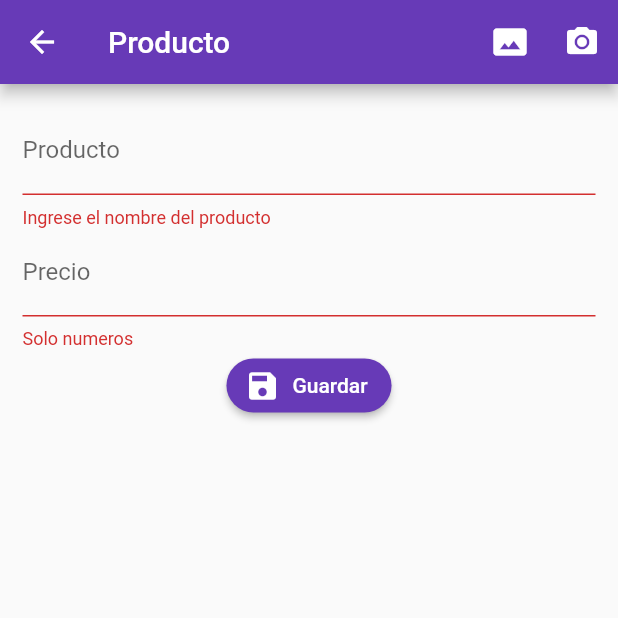
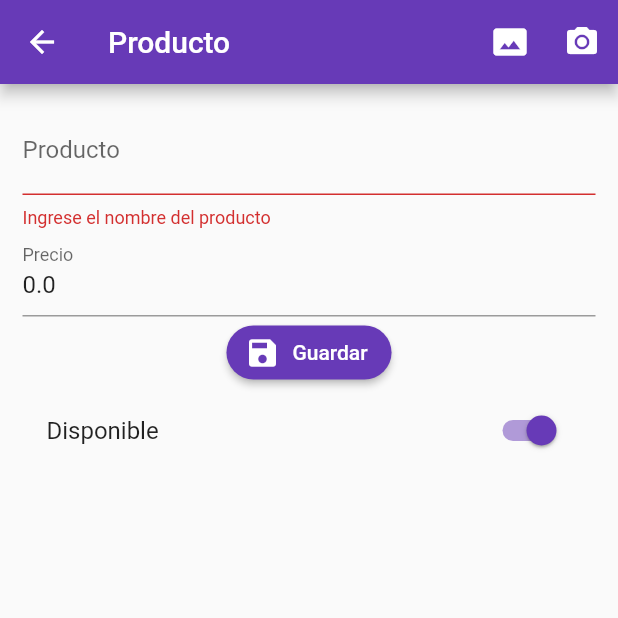
Before and after one commit to AguDecima/login-flutter, a Flutter app: the ProductoPage screen opened by its route, after a tap on "Guardar", on a phone screen of 412 x 824 dp, the top half of it. Run offline on Flutter 3.47's test engine with Material 2 defaults, Android fonts, the phone set to English and light mode, and no system bars; our stand-ins replace rxdart.

Commit message:
provider productos firebase

```diff
--- /dev/null
+++ b/lib/src/models/producto_model.dart
@@ -0,0 +1,42 @@
+// To parse this JSON data, do
+//
+//     final productoModel = productoModelFromJson(jsonString);
+
+import 'dart:convert';
+
+ProductoModel productoModelFromJson(String str) => ProductoModel.fromJson(json.decode(str));
+
+String productoModelToJson(ProductoModel data) => json.encode(data.toJson());
+
+class ProductoModel {
+
+    String id;
+    String titulo;
+    double valor;
+    bool disponible;
+    String fotoUrl;
+
+    ProductoModel({
+        this.id,
+        this.titulo = '',
+        this.valor  = 0.0,
+        this.disponible = true,
+        this.fotoUrl,
+    });
+
+    factory ProductoModel.fromJson(Map<String, dynamic> json) => new ProductoModel(
+        id         : json["id"],
+        titulo     : json["titulo"],
+        valor      : json["valor"],
+        disponible : json["disponible"],
+        fotoUrl    : json["fotoUrl"],
+    );
+
+    Map<String, dynamic> toJson() => {
+        "id"         : id,
+        "titulo"     : titulo,
+        "valor"      : valor,
+        "disponible" : disponible,
+        "fotoUrl"    : fotoUrl,
+    };
+}
--- a/lib/src/pages/producto_page.dart
+++ b/lib/src/pages/producto_page.dart
@@ -1,4 +1,6 @@
 import 'package:flutter/material.dart';
+import 'package:formvalidation/src/models/producto_model.dart';
+import 'package:formvalidation/src/providers/productos_provider.dart';
 import 'package:formvalidation/src/utils/util.dart' as util;
 
 class ProductoPage extends StatefulWidget {
@@ -8,6 +10,7 @@ class ProductoPage extends StatefulWidget {
 
 class _ProductoPageState extends State<ProductoPage> {
   final formKey = GlobalKey<FormState>();
+  ProductoModel producto = ProductoModel();
 
   @override
   Widget build(BuildContext context) {
@@ -31,7 +34,12 @@ class _ProductoPageState extends State<ProductoPage> {
           child: Form(
             key: formKey,
             child: Column(
-              children: <Widget>[_crearNombre(), _crearPrecio(), _crearBoton()],
+              children: <Widget>[
+                _crearNombre(),
+                _crearPrecio(),
+                _crearBoton(),
+                _crearDisponible()
+              ],
             ),
           ),
         ),
@@ -41,8 +49,10 @@ class _ProductoPageState extends State<ProductoPage> {
 
   Widget _crearNombre() {
     return TextFormField(
+      initialValue: producto.titulo,
       textCapitalization: TextCapitalization.sentences,
       decoration: InputDecoration(labelText: 'Producto'),
+      onSaved: (valor) => producto.titulo = valor,
       validator: (data) =>
           data.length <= 3 ? 'Ingrese el nombre del producto' : null,
     );
@@ -50,9 +60,11 @@ class _ProductoPageState extends State<ProductoPage> {
 
   Widget _crearPrecio() {
     return TextFormField(
+      initialValue: producto.valor.toString(),
       keyboardType: TextInputType.numberWithOptions(decimal: true),
       decoration: InputDecoration(labelText: 'Precio'),
-      validator: (data) => !util.isNumeric(data) ?'Solo numeros':null,
+      onSaved: (value) => producto.valor = double.parse(value),
+      validator: (data) => !util.isNumeric(data) ? 'Solo numeros' : null,
     );
   }
 
@@ -70,9 +82,27 @@ class _ProductoPageState extends State<ProductoPage> {
   }
 
   _submit() {
-    if(!formKey.currentState.validate()) return;
+    if (!formKey.currentState.validate()) return;
+    formKey.currentState.save(); // guarda el estado del form
 
     print('todo ok');
+    print(producto.titulo);
+    print(producto.valor);
+
+
+    final productoProvider = new ProductosProvider();
+    productoProvider.creatProducto(producto);
 
   }
+
+  Widget _crearDisponible() {
+    return SwitchListTile(
+      value: producto.disponible,
+      title: Text('Disponible'),
+      activeColor: Colors.deepPurple,
+      onChanged: (value) => setState((){
+        producto.disponible = value;
+      }),
+    );
+  }
 }
--- /dev/null
+++ b/lib/src/providers/productos_provider.dart
@@ -0,0 +1,21 @@
+
+
+import 'dart:convert';
+
+import 'package:formvalidation/src/models/producto_model.dart';
+import 'package:http/http.dart' as http;
+
+class ProductosProvider {
+
+  final String _url = "https://flutter-producto-91398.firebaseio.com";
+
+  Future<bool> creatProducto( ProductoModel producto) async {
+    final url = '$_url/productos.json';
+    final response = await http.post(url, body: productoModelToJson(producto));
+    final decodedData = json.decode(response.body);
+    print(decodedData);
+    return true;
+  }
+
+
+}
--- a/pubspec.yaml
+++ b/pubspec.yaml
@@ -24,6 +24,7 @@ dependencies:
   # Use with the CupertinoIcons class for iOS style icons.
   cupertino_icons: ^0.1.2
   rxdart: ^0.23.1
+  http:
 
 dev_dependencies:
   flutter_test:
```
Also changed, not shown: pubspec.lock.
